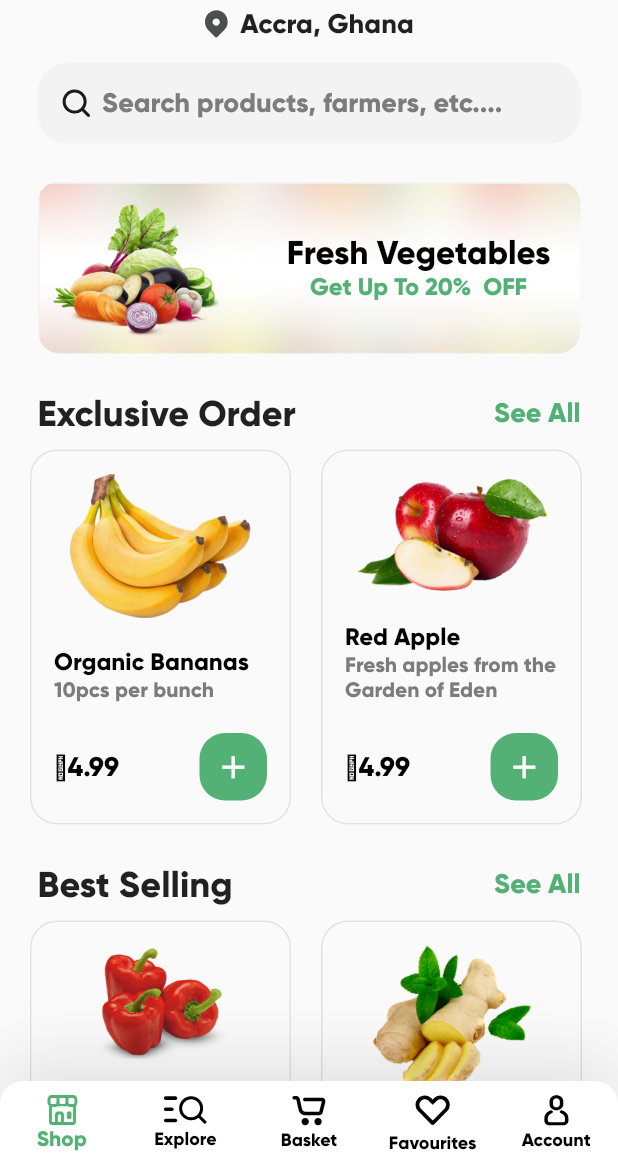
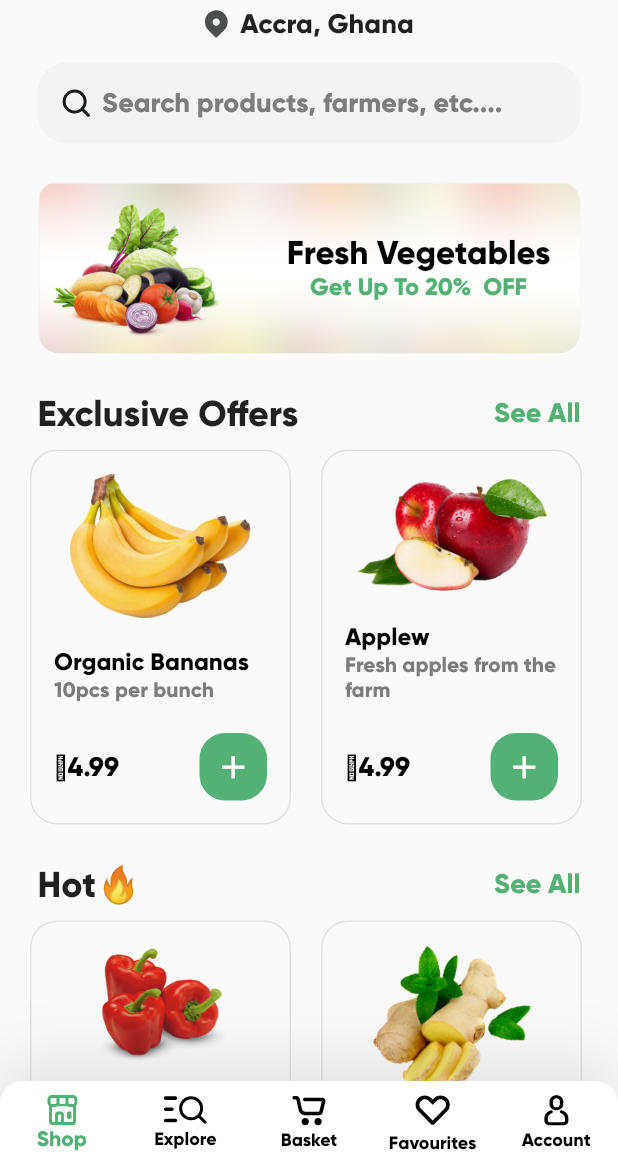
Before and after one commit to AppCraft-UG/farm2plate, a Flutter app: the screen it shows after launch, after a tap on "Start Shopping", on a phone screen of 412 x 824 dp, the part 71-1236 px from its top. Run offline on Flutter 3.47's test engine with Material 2 defaults, Android fonts, the phone set to English and light mode, and no system bars; our stand-ins replace cloud_firestore, firebase_auth, firebase_core, flutter_svg; accounts and stored records are empty; network calls fail.

Commit message:
Update App

```diff
--- a/lib/main.dart
+++ b/lib/main.dart
@@ -1,6 +1,6 @@
 import 'package:flutter/material.dart';
 import 'package:firebase_core/firebase_core.dart';
-import 'package:grocery_app/controllers/generate_products.dart';
+// import 'package:grocery_app/controllers/generate_products.dart';
 import 'firebase_options.dart';
 import 'app.dart';
 
--- a/lib/models/grocery1_item.dart
+++ b/lib/models/grocery1_item.dart
@@ -29,8 +29,8 @@ var demoItems = [
 
   GroceryItem(
       id: "2",
-      name: "Red Apple",
-      description: "Fresh apples from the Garden of Eden",
+      name: "Applew",
+      description: "Fresh apples from the farm",
       category: "fruits",
       price: 4.99,
       imageUrl: "assets/images/grocery_images/apple.png",
--- a/lib/screens/account/login_register.dart
+++ b/lib/screens/account/login_register.dart
@@ -1,15 +1,16 @@
-
 import 'package:firebase_auth/firebase_auth.dart';
 import 'package:flutter/material.dart';
+import 'package:flutter_svg/svg.dart';
 import 'package:grocery_app/controllers/firebase_users.dart';
 import 'package:grocery_app/screens/dashboard/dashboard_screen.dart';
+import 'package:grocery_app/styles/colors.dart';
 
+import '../../common_widgets/app_text.dart';
 
 class LoginPage extends StatefulWidget {
   // const LoginPage({super.key});
   @override
   State<LoginPage> createState() => _LoginPageState();
-
 }
 
 class _LoginPageState extends State<LoginPage> {
@@ -18,22 +19,30 @@ class _LoginPageState extends State<LoginPage> {
 
   final TextEditingController _controllerEmail = TextEditingController();
   final TextEditingController _controllerPassword = TextEditingController();
+  final TextEditingController _controllerFirstName = TextEditingController();
+  final TextEditingController _controllerLastName = TextEditingController();
+  final TextEditingController _controllerPhone = TextEditingController();
 
-  Future<void> signInWithEmailPassword() async{
+  Future<void> signInWithEmailPassword() async {
     try {
-      await Auth().signEmailPassword(email: _controllerEmail.text, password: _controllerPassword.text);
-    } on FirebaseAuthException catch(e) {
-
-      setState((){
+      await Auth().signEmailPassword(
+          email: _controllerEmail.text, password: _controllerPassword.text);
+    } on FirebaseAuthException catch (e) {
+      setState(() {
         errorMessage = e.message;
       });
     }
   }
 
-  Future<void> createUserWithEmailAndPassword() async{
+  Future<void> createUserWithEmailAndPassword() async {
     try {
-      await Auth().createEmailPassword(email: _controllerEmail.text, password: _controllerPassword.text);
-    } on FirebaseAuthException catch(e){
+      await Auth().createEmailPassword(
+          email: _controllerEmail.text,
+          password: _controllerPassword.text,
+          firstName: _controllerFirstName.text,
+          lastName: _controllerLastName.text,
+          phone: _controllerPhone.text);
+    } on FirebaseAuthException catch (e) {
       if (e.code == 'weak-password') {
         print('The password provided is too weak.');
       } else if (e.code == 'email-already-in-use') {
@@ -43,7 +52,9 @@ class _LoginPageState extends State<LoginPage> {
         errorMessage = e.message;
       });
 
-      showDialog(context: context, builder: (context){
+      showDialog(
+          context: context,
+          builder: (context) {
             return Center(
               child: Text(e.message.toString()),
             );
@@ -51,35 +62,97 @@ class _LoginPageState extends State<LoginPage> {
     }
   }
 
-
-
-  Widget _title(){
+  Widget _title() {
     return const Text("Firebase Auth");
   }
 
-  Widget _entryField(String title, TextEditingController controller){
-    return TextField(controller: controller, decoration: InputDecoration(labelText:title ),);
+  Widget _entryField(String title, TextEditingController controller) {
+    return TextField(
+      controller: controller,
+      decoration: InputDecoration(
+        labelText: title,
+        labelStyle: TextStyle(
+          color: AppColors.darkGrey,
+          fontSize: 18,
+          fontWeight: FontWeight.bold,
+        ),
+        border: OutlineInputBorder(
+          borderRadius: BorderRadius.circular(10.0),
+          borderSide: BorderSide(
+            color: AppColors.darkGrey,
+            width: 2.0,
+          ),
+        ),
+        enabledBorder: OutlineInputBorder(
+          borderRadius: BorderRadius.circular(10.0),
+          borderSide: BorderSide(
+            color: AppColors.primaryColor,
+            width: 2.0,
+          ),
+        ),
+        focusedBorder: OutlineInputBorder(
+          borderRadius: BorderRadius.circular(10.0),
+          borderSide: BorderSide(
+            color: AppColors.primaryColor,
+            width: 2.0,
+          ),
+        ),
+      ),
+      style: _textFieldStyle,
+    );
   }
 
   Widget _errorMessage() {
-    return Text(errorMessage == '' ? '':  'Ooops... ? $errorMessage');
+    return Text(errorMessage == '' ? '' : 'Ooops...  $errorMessage');
   }
 
-  Widget _submitButton(){
-    return ElevatedButton(onPressed: isLogin ? signInWithEmailPassword : createUserWithEmailAndPassword, child: Text(isLogin? 'Login': "Register"));
+  Widget _submitButton() {
+    return ElevatedButton(
+        style: ButtonStyle(
+            backgroundColor: MaterialStateProperty.all(AppColors.primaryColor)),
+        onPressed:
+            isLogin ? signInWithEmailPassword : createUserWithEmailAndPassword,
+        child: AppText(text: isLogin ? 'Login' : "Register"));
   }
 
   Widget skipButton() {
-    return ElevatedButton(onPressed: () =>{
-      Navigator.push(context, MaterialPageRoute(builder: (context) => DashboardScreen()))
-    }, child: Text("Skip"));
+    return ElevatedButton(
+        style: ButtonStyle(
+            backgroundColor: MaterialStateProperty.all(AppColors.primaryColor)),
+        onPressed: () => {
+              Navigator.push(context,
+                  MaterialPageRoute(builder: (context) => DashboardScreen()))
+            },
+        child: AppText(text: "Skip"));
   }
 
-  Widget _loginOrRegisterButton(){
-    return TextButton(onPressed: () => {
-      setState(() => isLogin = !isLogin,)
-    }, child: Text(isLogin ? "Register instead" : "Login instead"));
+  Widget _loginOrRegisterButton() {
+    return TextButton(
+        style: ButtonStyle(
+            backgroundColor: MaterialStateProperty.all(AppColors.primaryColor),
+            foregroundColor: MaterialStateProperty.all(AppColors.darkGrey)),
+        onPressed: () => {
+              setState(
+                () => isLogin = !isLogin,
+              )
+            },
+        child: AppText(text: isLogin ? "Register instead" : "Login instead"));
   }
+
+  Widget getAppIcon() {
+    String iconPath = "assets/icons/app_icon.svg";
+    return SvgPicture.asset(
+      iconPath,
+      alignment: Alignment.center,
+      color: AppColors.darkGrey,
+    );
+  }
+
+  TextStyle _textFieldStyle = TextStyle(
+    color: Colors.black,
+    fontSize: 18,
+    fontWeight: FontWeight.normal,
+  );
 
   @override
   Widget build(BuildContext context) {
@@ -91,19 +164,53 @@ class _LoginPageState extends State<LoginPage> {
         height: double.infinity,
         width: double.infinity,
         padding: const EdgeInsets.all(20),
+        child: SingleChildScrollView(
+          child: Center(
+            heightFactor: 1.0,
             child: Column(
               crossAxisAlignment: CrossAxisAlignment.center,
               mainAxisAlignment: MainAxisAlignment.center,
-          children: <Widget> [
+              children: <Widget>[
+                !isLogin
+                    ? Column(
+                        children: [
+                          getAppIcon(),
+                          SizedBox(height: 15),
+                          _entryField("First Name", _controllerFirstName),
+                          SizedBox(height: 10),
+                          _entryField("Last Name", _controllerLastName),
+                          SizedBox(height: 10),
                           _entryField("email", _controllerEmail),
+                          SizedBox(height: 10),
                           _entryField("password", _controllerPassword),
+                          SizedBox(height: 10),
                           _errorMessage(),
+                          SizedBox(height: 10),
                           _submitButton(),
+                          SizedBox(height: 10),
+                          _loginOrRegisterButton()
+                        ],
+                      )
+                    : Column(children: [
+                        getAppIcon(),
+                        SizedBox(height: 15),
+                        _entryField("email", _controllerEmail),
+                        SizedBox(height: 10),
+                        _entryField("password", _controllerPassword),
+                        SizedBox(height: 10),
+                        _errorMessage(),
+                        SizedBox(height: 10),
+                        _submitButton(),
+                        SizedBox(height: 10),
                         _loginOrRegisterButton(),
-            Divider(thickness: 2,),
+                      ]),
+                Divider(
+                  thickness: 2,
+                ),
                 skipButton(),
-
               ],
+            ),
+          ),
         ),
       ),
     );
--- a/lib/screens/cart/checkout_bottom_sheet.dart
+++ b/lib/screens/cart/checkout_bottom_sheet.dart
@@ -1,6 +1,7 @@
 import 'package:flutter/material.dart';
 import 'package:grocery_app/common_widgets/app_button.dart';
 import 'package:grocery_app/common_widgets/app_text.dart';
+import 'package:grocery_app/screens/order_accepted_screen.dart';
 
 import '../order_failed_dialog.dart';
 
@@ -55,7 +56,7 @@ class _CheckoutBottomSheetState extends State<CheckoutBottomSheet> {
           getDivider(),
           checkoutRow("Promo Code", trailingText: "Pick Discount"),
           getDivider(),
-          checkoutRow("Total Cost", trailingText: "\$13.97"),
+          checkoutRow("Total Cost", trailingText: "258.97"),
           getDivider(),
           SizedBox(
             height: 30,
@@ -156,7 +157,7 @@ class _CheckoutBottomSheetState extends State<CheckoutBottomSheet> {
     showDialog(
         context: context,
         builder: (BuildContext context) {
-          return OrderFailedDialogue();
+          return OrderAcceptedScreen();
         });
   }
 }
--- a/lib/screens/home/home_screen.dart
+++ b/lib/screens/home/home_screen.dart
@@ -40,12 +40,12 @@ class HomeScreen extends StatelessWidget {
                   SizedBox(
                     height: 25,
                   ),
-                  padded(subTitle("Exclusive Order")),
+                  padded(subTitle("Exclusive Offers")),
                   getHorizontalItemSlider(exclusiveOffers),
                   SizedBox(
                     height: 15,
                   ),
-                  padded(subTitle("Best Selling")),
+                  padded(subTitle("Hot🔥")),
                   getHorizontalItemSlider(bestSelling),
                   SizedBox(
                     height: 15,
--- a/lib/screens/order_accepted_screen.dart
+++ b/lib/screens/order_accepted_screen.dart
@@ -31,7 +31,7 @@ class OrderAcceptedScreen extends StatelessWidget {
             Padding(
               padding: const EdgeInsets.symmetric(horizontal: 40),
               child: Text(
-                "Your item has been placed and is being processed",
+                "Check your e-mail for confirmation",
                 textAlign: TextAlign.center,
                 style: TextStyle(
                     fontSize: 16,
--- a/lib/screens/splash_screen.dart
+++ b/lib/screens/splash_screen.dart
@@ -39,7 +39,7 @@ class _SplashScreenState extends State<SplashScreen> {
 }
 
 Widget splashScreenIcon() {
-  String iconPath = "assets/icons/splash_screen_icon.svg";
+  String iconPath = "assets/icons/app_icon.svg";
   return SvgPicture.asset(
     iconPath,
   );
```
Also changed, not shown: lib/controllers/firebase_users.dart (+6 -4 lines), lib/screens/account/account_screen.dart (+24 -5 lines), assets/icons/splash_screen_icon.svg, 1 other file. Lines whose indentation alone changed are shown as unchanged.
